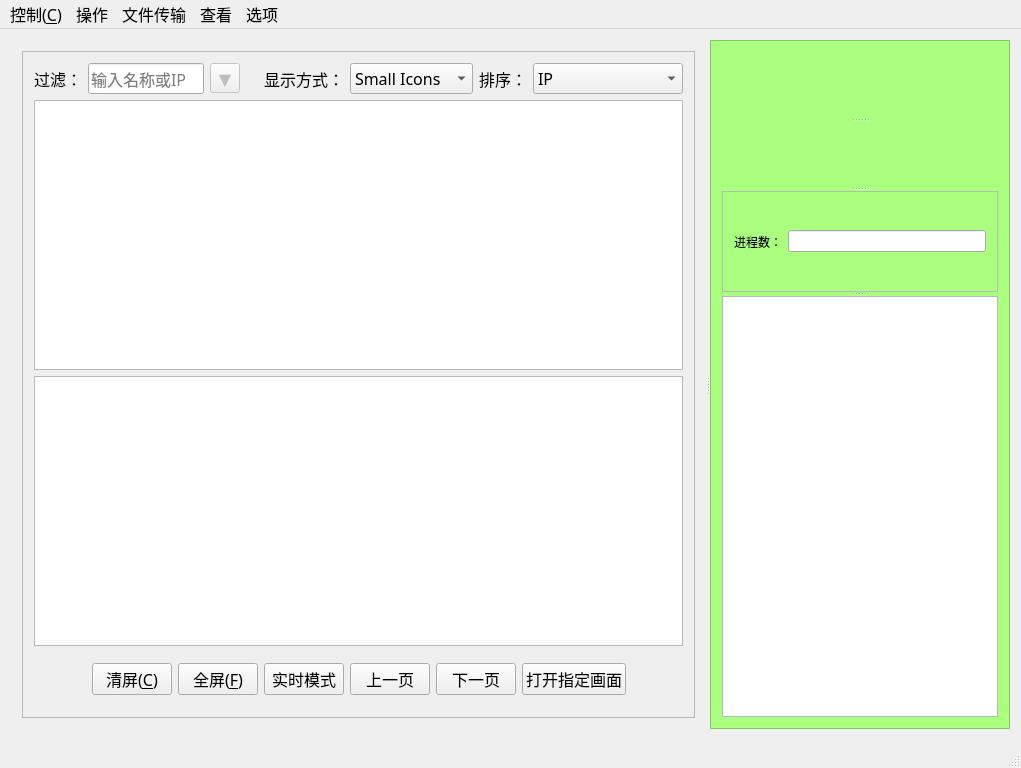
The window that CC-Client/CC-Client/mainwindow.ui (cokkiy/CC) describes before a commit, drawn with Qt 5.
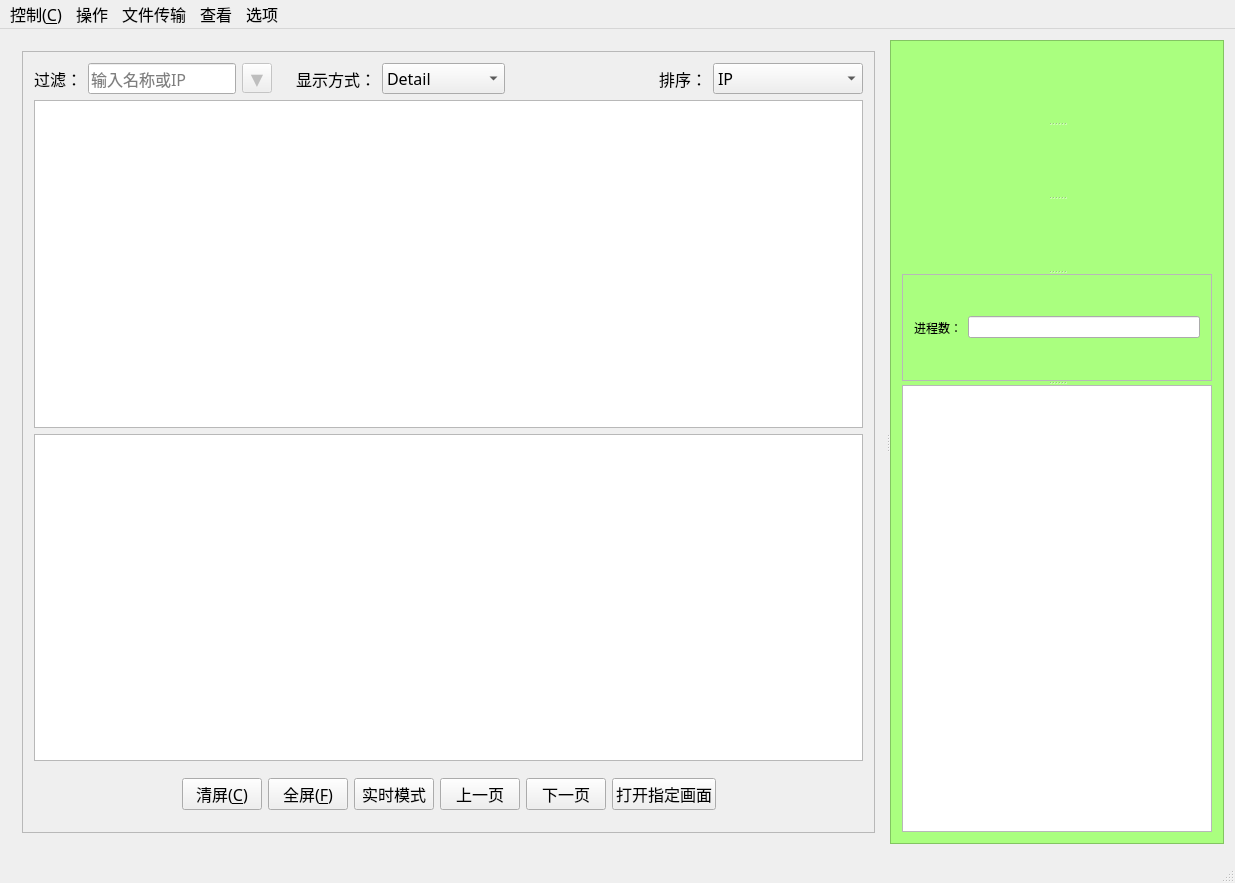
The same window after the commit. Icons and pictures are not drawn. Custom widgets are drawn as their Qt base class.

```diff
--- a/CC-Client/CC-Client/mainwindow.ui
+++ b/CC-Client/CC-Client/mainwindow.ui
@@ -6,8 +6,8 @@
    <rect>
     <x>0</x>
     <y>0</y>
-    <width>1021</width>
-    <height>768</height>
+    <width>1235</width>
+    <height>883</height>
    </rect>
   </property>
   <property name="minimumSize">
@@ -158,6 +158,9 @@
                <property name="statusTip">
                 <string>选择显示方式</string>
                </property>
+               <property name="currentIndex">
+                <number>3</number>
+               </property>
                <item>
                 <property name="text">
                  <string>Small Icons</string>
@@ -467,6 +470,7 @@
           </property>
           <widget class="QwtPlot" name="qwtPlotCPU"/>
           <widget class="QwtPlot" name="qwtPlotMemory"/>
+          <widget class="QwtPlot" name="qwtPlotNetStat"/>
           <widget class="QFrame" name="detailFrame">
            <property name="frameShape">
             <enum>QFrame::StyledPanel</enum>
@@ -509,7 +513,7 @@
     <rect>
      <x>0</x>
      <y>0</y>
-     <width>1021</width>
+     <width>1235</width>
      <height>23</height>
     </rect>
    </property>
```
Left out of the diff: 3 changed lines with no effect on the pictures.
